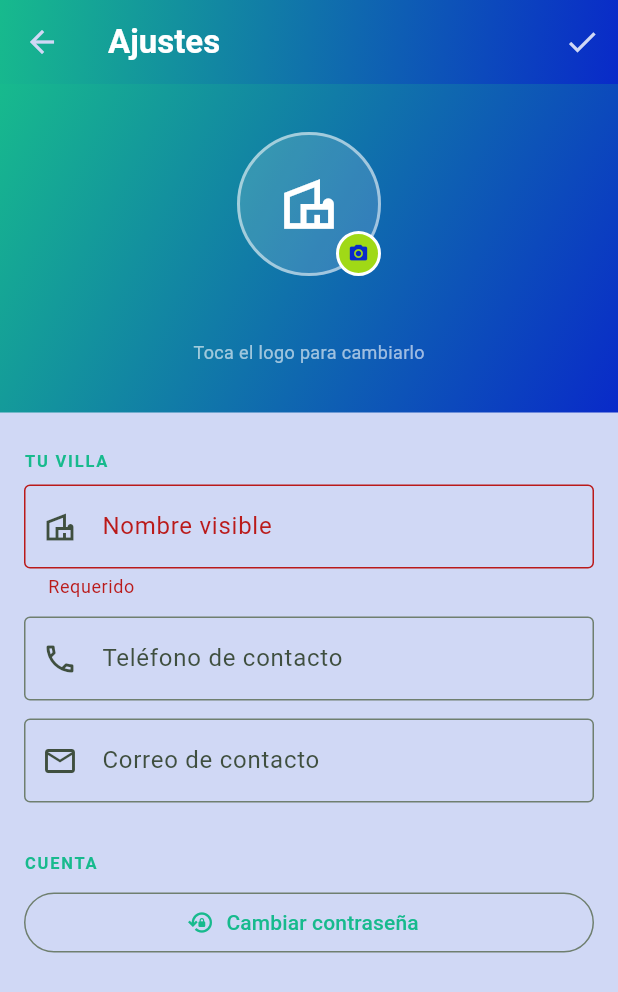
After one commit to Keviinbolo/villaguest, a Flutter app: the SettingsScreen screen opened directly, after a tap on the "check" icon, on a phone screen of 412 x 824 dp. The commit adds this screen. Shown: the top 992 px of the screen. Run offline on Flutter 3.47's test engine with Material 3 defaults, Android fonts, the phone set to English and light mode, and no system bars; our stand-ins replace cloud_firestore, firebase_auth, firebase_core, firebase_storage, image_picker, pdf and 1 more; accounts and stored records are empty; network calls fail.

Commit message:
feat: implement settings management with villa settings model, repository, and provider

```diff
--- a/lib/features/auth/presentation/screens/home_screen.dart
+++ b/lib/features/auth/presentation/screens/home_screen.dart
@@ -12,6 +12,7 @@ import '../../../bookings/presentation/widgets/create_booking_dialog.dart';
 import '../../../calendar/presentation/widgets/booking_calendar.dart';
 import '../../../guests/presentation/screens/guest_list_screen.dart';
 import '../../../maintenance/presentation/screens/maintenance_list_screen.dart';
+import '../../../settings/presentation/screens/settings_screen.dart';
 
 /// Pantalla principal tras iniciar sesión como admin.
 class HomeScreen extends StatelessWidget {
@@ -280,6 +281,11 @@ class HomeScreen extends StatelessWidget {
           ),
           const Divider(),
           ListTile(
+            leading: const Icon(Icons.settings_outlined),
+            title: const Text('Ajustes'),
+            onTap: () => _navigate(context, const SettingsScreen()),
+          ),
+          ListTile(
             leading: const Icon(Icons.logout, color: Colors.red),
             title: const Text(
               'Cerrar sesión',
--- /dev/null
+++ b/lib/features/settings/data/models/villa_settings_model.dart
@@ -0,0 +1,51 @@
+class VillaSettingsModel {
+  const VillaSettingsModel({
+    required this.villaId,
+    required this.displayName,
+    this.logoUrl,
+    this.contactPhone,
+    this.contactEmail,
+  });
+
+  final String villaId;
+  final String displayName;
+  final String? logoUrl;
+  final String? contactPhone;
+  final String? contactEmail;
+
+  factory VillaSettingsModel.initial(String villaId) => VillaSettingsModel(
+        villaId: villaId,
+        displayName: villaId,
+      );
+
+  factory VillaSettingsModel.fromJson(
+      String villaId, Map<String, dynamic> data) =>
+      VillaSettingsModel(
+        villaId: villaId,
+        displayName: data['displayName'] as String? ?? villaId,
+        logoUrl: data['logoUrl'] as String?,
+        contactPhone: data['contactPhone'] as String?,
+        contactEmail: data['contactEmail'] as String?,
+      );
+
+  Map<String, dynamic> toJson() => {
+        'displayName': displayName,
+        'logoUrl': logoUrl,
+        'contactPhone': contactPhone,
+        'contactEmail': contactEmail,
+      };
+
+  VillaSettingsModel copyWith({
+    String? displayName,
+    String? logoUrl,
+    String? contactPhone,
+    String? contactEmail,
+  }) =>
+      VillaSettingsModel(
+        villaId: villaId,
+        displayName: displayName ?? this.displayName,
+        logoUrl: logoUrl ?? this.logoUrl,
+        contactPhone: contactPhone ?? this.contactPhone,
+        contactEmail: contactEmail ?? this.contactEmail,
+      );
+}
--- /dev/null
+++ b/lib/features/settings/presentation/providers/villa_settings_provider.dart
@@ -0,0 +1,78 @@
+import 'dart:async';
+
+import 'package:flutter/foundation.dart';
+import '../../data/models/villa_settings_model.dart';
+import '../../data/repositories/villa_settings_repository.dart';
+
+class VillaSettingsProvider extends ChangeNotifier {
+  VillaSettingsProvider({VillaSettingsRepository? repository})
+      : _repository = repository ?? VillaSettingsRepository();
+
+  final VillaSettingsRepository _repository;
+  StreamSubscription<VillaSettingsModel>? _subscription;
+
+  bool _hasAccess = false;
+  String? _villaId;
+
+  VillaSettingsModel? _settings;
+  bool _isLoading = true;
+  bool _isUploadingLogo = false;
+
+  VillaSettingsModel? get settings => _settings;
+  bool get isLoading => _isLoading;
+  bool get isUploadingLogo => _isUploadingLogo;
+
+  void updateAuthorization(bool hasAccess, String? villaId) {
+    if (hasAccess == _hasAccess && villaId == _villaId) return;
+    _hasAccess = hasAccess;
+    _villaId = villaId;
+
+    _subscription?.cancel();
+    _subscription = null;
+
+    if (hasAccess && villaId != null) {
+      _isLoading = true;
+      _subscribe();
+    } else {
+      _settings = null;
+      _isLoading = false;
+      notifyListeners();
+    }
+  }
+
+  void _subscribe() {
+    _subscription = _repository.streamSettings(_villaId!).listen(
+      (settings) {
+        _settings = settings;
+        _isLoading = false;
+        notifyListeners();
+      },
+      onError: (_) {
+        _isLoading = false;
+        notifyListeners();
+      },
+    );
+  }
+
+  Future<void> updateSettings(VillaSettingsModel settings) async {
+    await _repository.updateSettings(settings);
+  }
+
+  Future<void> uploadLogo(Uint8List bytes) async {
+    if (_villaId == null) return;
+    _isUploadingLogo = true;
+    notifyListeners();
+    try {
+      await _repository.uploadLogo(_villaId!, bytes);
+    } finally {
+      _isUploadingLogo = false;
+      notifyListeners();
+    }
+  }
+
+  @override
+  void dispose() {
+    _subscription?.cancel();
+    super.dispose();
+  }
+}
--- /dev/null
+++ b/lib/features/settings/presentation/screens/settings_screen.dart
@@ -0,0 +1,331 @@
+import 'package:flutter/material.dart';
+import 'package:image_picker/image_picker.dart';
+import 'package:provider/provider.dart';
+import 'package:villaguest/core/services/firebase_service.dart';
+import 'package:villaguest/core/theme/app_theme.dart';
+import 'package:villaguest/core/theme/gradient_app_bar.dart';
+import 'package:villaguest/features/auth/presentation/providers/auth_provider.dart';
+import 'package:villaguest/features/settings/data/models/villa_settings_model.dart';
+import 'package:villaguest/features/settings/presentation/providers/villa_settings_provider.dart';
+
+class SettingsScreen extends StatefulWidget {
+  const SettingsScreen({super.key});
+
+  @override
+  State<SettingsScreen> createState() => _SettingsScreenState();
+}
+
+class _SettingsScreenState extends State<SettingsScreen> {
+  final _formKey = GlobalKey<FormState>();
+  final _displayNameController = TextEditingController();
+  final _phoneController = TextEditingController();
+  final _emailController = TextEditingController();
+
+  bool _initialized = false;
+  bool _isSaving = false;
+
+  @override
+  void dispose() {
+    _displayNameController.dispose();
+    _phoneController.dispose();
+    _emailController.dispose();
+    super.dispose();
+  }
+
+  // Rellena los campos la primera vez que llegan los settings desde Firestore.
+  void _initControllers(VillaSettingsModel settings) {
+    if (_initialized) return;
+    _initialized = true;
+    _displayNameController.text = settings.displayName;
+    _phoneController.text = settings.contactPhone ?? '';
+    _emailController.text = settings.contactEmail ?? '';
+  }
+
+  Future<void> _pickLogo() async {
+    final picker = ImagePicker();
+    final source = await _showImageSourceSheet();
+    if (source == null) return;
+
+    final file = await picker.pickImage(source: source, imageQuality: 85);
+    if (file == null || !mounted) return;
+
+    final bytes = await file.readAsBytes();
+    if (!mounted) return;
+
+    await context.read<VillaSettingsProvider>().uploadLogo(bytes);
+
+    if (mounted) {
+      ScaffoldMessenger.of(context).showSnackBar(
+        const SnackBar(content: Text('Logo actualizado.')),
+      );
+    }
+  }
+
+  Future<ImageSource?> _showImageSourceSheet() {
+    return showModalBottomSheet<ImageSource>(
+      context: context,
+      builder: (ctx) => SafeArea(
+        child: Wrap(
+          children: [
+            ListTile(
+              leading: const Icon(Icons.camera_alt_outlined),
+              title: const Text('Tomar foto'),
+              onTap: () => Navigator.of(ctx).pop(ImageSource.camera),
+            ),
+            ListTile(
+              leading: const Icon(Icons.photo_library_outlined),
+              title: const Text('Elegir de galería'),
+              onTap: () => Navigator.of(ctx).pop(ImageSource.gallery),
+            ),
+          ],
+        ),
+      ),
+    );
+  }
+
+  Future<void> _save() async {
+    if (!_formKey.currentState!.validate()) return;
+
+    final provider = context.read<VillaSettingsProvider>();
+    final current = provider.settings;
+    if (current == null) return;
+
+    setState(() => _isSaving = true);
+    final messenger = ScaffoldMessenger.of(context);
+
+    try {
+      final updated = current.copyWith(
+        displayName: _displayNameController.text.trim(),
+        contactPhone: _phoneController.text.trim().isEmpty
+            ? null
+            : _phoneController.text.trim(),
+        contactEmail: _emailController.text.trim().isEmpty
+            ? null
+            : _emailController.text.trim(),
+      );
+      await provider.updateSettings(updated);
+      messenger.showSnackBar(
+        const SnackBar(content: Text('Ajustes guardados.')),
+      );
+    } catch (e) {
+      messenger.showSnackBar(
+        SnackBar(content: Text('No se pudieron guardar: $e')),
+      );
+    } finally {
+      if (mounted) setState(() => _isSaving = false);
+    }
+  }
+
+  Future<void> _sendPasswordReset() async {
+    final email = context.read<AuthProvider>().user?.email;
+    if (email == null) return;
+
+    final messenger = ScaffoldMessenger.of(context);
+    try {
+      await FirebaseService.instance.sendPasswordResetEmail(email);
+      messenger.showSnackBar(
+        SnackBar(
+          content: Text('Se envió un correo de restablecimiento a $email.'),
+        ),
+      );
+    } catch (e) {
+      messenger.showSnackBar(
+        SnackBar(content: Text('Error: $e')),
+      );
+    }
+  }
+
+  @override
+  Widget build(BuildContext context) {
+    final provider = context.watch<VillaSettingsProvider>();
+    final settings = provider.settings;
+
+    if (settings != null) _initControllers(settings);
+
+    return Scaffold(
+      appBar: GradientAppBar(
+        title: 'Ajustes',
+        actions: [
+          if (!provider.isLoading)
+            _isSaving
+                ? const Padding(
+                    padding: EdgeInsets.all(14),
+                    child: SizedBox(
+                      width: 20,
+                      height: 20,
+                      child: CircularProgressIndicator(
+                        strokeWidth: 2,
+                        color: Colors.white,
+                      ),
+                    ),
+                  )
+                : IconButton(
+                    icon: const Icon(Icons.check),
+                    tooltip: 'Guardar',
+                    onPressed: _save,
+                  ),
+        ],
+      ),
+      body: provider.isLoading
+          ? const Center(child: CircularProgressIndicator())
+          : ListView(
+              children: [
+                _buildLogoHeader(context, provider, settings),
+                const SizedBox(height: 24),
+                Padding(
+                  padding: const EdgeInsets.symmetric(horizontal: 16),
+                  child: Form(
+                    key: _formKey,
+                    child: Column(
+                      crossAxisAlignment: CrossAxisAlignment.start,
+                      children: [
+                        _sectionLabel(context, 'Tu villa'),
+                        const SizedBox(height: 8),
+                        TextFormField(
+                          controller: _displayNameController,
+                          decoration: const InputDecoration(
+                            labelText: 'Nombre visible',
+                            border: OutlineInputBorder(),
+                            prefixIcon: Icon(Icons.villa_outlined),
+                          ),
+                          textCapitalization: TextCapitalization.words,
+                          validator: (v) =>
+                              (v == null || v.trim().isEmpty) ? 'Requerido' : null,
+                        ),
+                        const SizedBox(height: 12),
+                        TextFormField(
+                          controller: _phoneController,
+                          decoration: const InputDecoration(
+                            labelText: 'Teléfono de contacto',
+                            hintText: '+1 809 000 0000',
+                            border: OutlineInputBorder(),
+                            prefixIcon: Icon(Icons.phone_outlined),
+                          ),
+                          keyboardType: TextInputType.phone,
+                        ),
+                        const SizedBox(height: 12),
+                        TextFormField(
+                          controller: _emailController,
+                          decoration: const InputDecoration(
+                            labelText: 'Correo de contacto',
+                            border: OutlineInputBorder(),
+                            prefixIcon: Icon(Icons.email_outlined),
+                          ),
+                          keyboardType: TextInputType.emailAddress,
+                        ),
+                        const SizedBox(height: 32),
+                        _sectionLabel(context, 'Cuenta'),
+                        const SizedBox(height: 8),
+                        SizedBox(
+                          width: double.infinity,
+                          child: OutlinedButton.icon(
+                            icon: const Icon(Icons.lock_reset_outlined),
+                            label: const Text('Cambiar contraseña'),
+                            onPressed: _sendPasswordReset,
+                          ),
+                        ),
+                        const SizedBox(height: 32),
+                      ],
+                    ),
+                  ),
+                ),
+              ],
+            ),
+    );
+  }
+
+  Widget _buildLogoHeader(
+    BuildContext context,
+    VillaSettingsProvider provider,
+    VillaSettingsModel? settings,
+  ) {
+    return Container(
+      width: double.infinity,
+      padding: const EdgeInsets.symmetric(vertical: 32),
+      decoration: const BoxDecoration(
+        gradient: LinearGradient(
+          begin: Alignment.topLeft,
+          end: Alignment.bottomRight,
+          colors: [AppTheme.teal, AppTheme.navy],
+        ),
+      ),
+      child: Column(
+        children: [
+          GestureDetector(
+            onTap: provider.isUploadingLogo ? null : _pickLogo,
+            child: Stack(
+              alignment: Alignment.bottomRight,
+              children: [
+                Container(
+                  width: 96,
+                  height: 96,
+                  decoration: BoxDecoration(
+                    shape: BoxShape.circle,
+                    color: Colors.white.withValues(alpha: 0.15),
+                    border: Border.all(color: Colors.white54, width: 2),
+                  ),
+                  child: ClipOval(
+                    child: provider.isUploadingLogo
+                        ? const Center(
+                            child: CircularProgressIndicator(color: Colors.white),
+                          )
+                        : settings?.logoUrl != null
+                            ? Image.network(
+                                settings!.logoUrl!,
+                                fit: BoxFit.cover,
+                                errorBuilder: (_, _, _) => const Icon(
+                                  Icons.villa_outlined,
+                                  size: 44,
+                                  color: Colors.white,
+                                ),
+                              )
+                            : const Icon(
+                                Icons.villa_outlined,
+                                size: 44,
+                                color: Colors.white,
+                              ),
+                  ),
+                ),
+                Container(
+                  padding: const EdgeInsets.all(6),
+                  decoration: BoxDecoration(
+                    color: AppTheme.lime,
+                    shape: BoxShape.circle,
+                    border: Border.all(color: Colors.white, width: 2),
+                  ),
+                  child: const Icon(Icons.camera_alt, size: 14, color: AppTheme.navy),
+                ),
+              ],
+            ),
+          ),
+          const SizedBox(height: 12),
+          Text(
+            settings?.displayName ?? '',
+            style: const TextStyle(
+              color: Colors.white,
+              fontSize: 18,
+              fontWeight: FontWeight.bold,
+            ),
+          ),
+          const SizedBox(height: 4),
+          const Text(
+            'Toca el logo para cambiarlo',
+            style: TextStyle(color: Colors.white60, fontSize: 12),
+          ),
+        ],
+      ),
+    );
+  }
+
+  Widget _sectionLabel(BuildContext context, String text) {
+    return Text(
+      text.toUpperCase(),
+      style: TextStyle(
+        fontSize: 11,
+        fontWeight: FontWeight.w700,
+        color: Theme.of(context).colorScheme.primary,
+        letterSpacing: 1.2,
+      ),
+    );
+  }
+}
--- a/lib/main.dart
+++ b/lib/main.dart
@@ -7,6 +7,7 @@ import 'package:villaguest/features/bookings/presentation/booking_provider.dart'
 import 'package:villaguest/features/cleaning/providers/cleaning_provider.dart';
 import 'package:villaguest/features/maintenance/presentation/providers/maintenance_provider.dart';
 import 'package:villaguest/features/guests/presentation/providers/guest_provider.dart';
+import 'package:villaguest/features/settings/presentation/providers/villa_settings_provider.dart';
 
 import 'firebase_options.dart';
 import 'features/auth/presentation/providers/auth_provider.dart';
@@ -103,6 +104,16 @@ class MainApp extends StatelessWidget {
                 return provider;
               },
             ),
+            ChangeNotifierProxyProvider<AuthProvider, VillaSettingsProvider>(
+              create: (_) => VillaSettingsProvider(),
+              update: (_, auth, provider) {
+                provider!.updateAuthorization(
+                  auth.isLoggedIn && auth.isAdmin && auth.hasVilla,
+                  auth.villaId,
+                );
+                return provider;
+              },
+            ),
           ],
           child: MaterialApp(
             debugShowCheckedModeBanner: false,
```
Also changed, not shown: lib/features/settings/data/repositories/villa_settings_repository.dart (added, +43 -0 lines), firebase.json, 2 other files.
